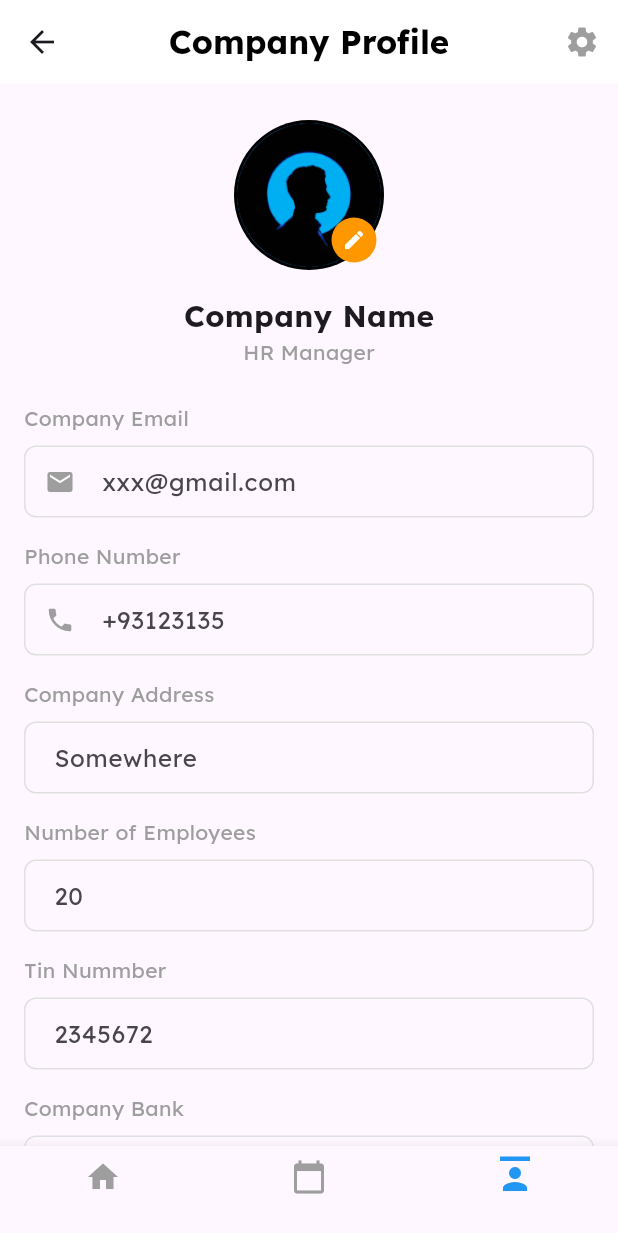
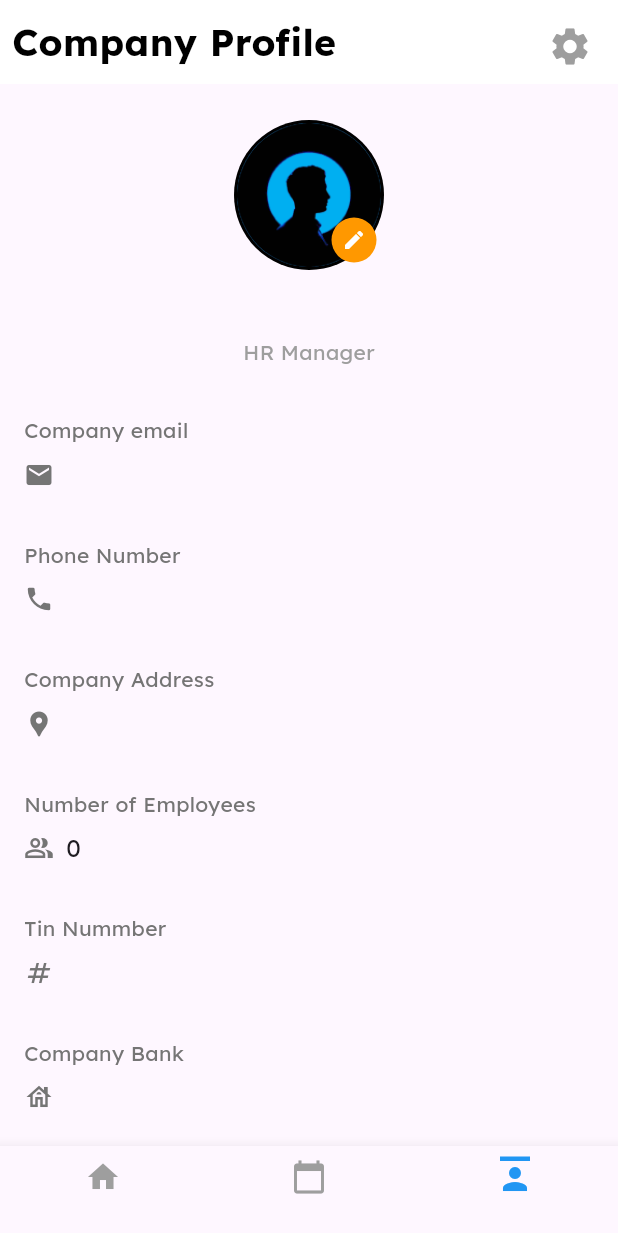
Before and after one commit to yohannesalex/zigba, a Flutter app: the Management screen opened by its route, item 3 of the bottom bar chosen, after a tap on the "settings" icon, on a phone screen of 412 x 824 dp. Shown: the top 1233 px of the screen. Run offline on Flutter 3.47's test engine with Material 3 defaults, Android fonts, the phone set to English and light mode, and no system bars; our stand-ins replace bloc, dartz, equatable, flutter_bloc, get_it, hive and 2 more; accounts and stored records are empty.

Commit message:
added profile page with maintaining state

```diff
--- a/lib/features/auth/Data/repository/auth_repository_impl.dart
+++ b/lib/features/auth/Data/repository/auth_repository_impl.dart
@@ -20,13 +20,13 @@ class AuthRepositoryImpl implements AuthRepository {
   @override
   Future<Either<Failure, Unit>> login(User user) async {
     final result = await localDataSource.getUser(user.email);
-
     return result.fold(
       (failure) => Left(failure), // Pass the failure from the local data source
-      (stored_user) {
-        if (user.password != stored_user.password) {
+      (data) {
+        if (user.password != data.password) {
           return Left(InvalidPasswordFailure());
         }
+
         return const Right(unit);
       },
     );
--- a/lib/features/employee/Data/resource/company_local_data_source.dart
+++ b/lib/features/employee/Data/resource/company_local_data_source.dart
@@ -36,8 +36,10 @@ class CompanyLocalDataSourceImpl implements CompanyLocalDataSource {
       if (data == null) {
         return Left(NotFoundFailure());
       }
-      return Right((data as CompanyModel).toEntity());
+      return Right((CompanyModel.toModel(data)).toEntity());
     } catch (e) {
+      print('hey');
+      print(e);
       return Left(FetchFailure());
     }
   }
--- a/lib/features/employee/presentation/pages/management.dart
+++ b/lib/features/employee/presentation/pages/management.dart
@@ -1,6 +1,15 @@
 import 'package:flutter/material.dart';
+import 'package:flutter_bloc/flutter_bloc.dart';
+import 'package:zigba/features/employee/presentation/pages/profile.dart';
+
+import '../bloc/company_bloc.dart';
+import '../bloc/company_event.dart';
+import 'home.dart';
 
 class Management extends StatefulWidget {
+  final String email;
+  Management({Key? key, required this.email}) : super(key: key);
+
   @override
   State<Management> createState() => _ManagementState();
 }
@@ -72,14 +81,14 @@ class _ManagementState extends State<Management> {
                   columnSpacing: 20,
                   headingRowColor: MaterialStateColor.resolveWith(
                       (states) => Colors.blue.shade50),
-                  columns: [
-                    const DataColumn(label: Text('Employees')),
-                    const DataColumn(label: Text('Net Salary')),
-                    const DataColumn(label: Text('Taxable Earnings')),
-                    const DataColumn(label: Text('Income Tax')),
-                    const DataColumn(label: Text('Pension Tax')),
-                    const DataColumn(label: Text('Gas Pay')),
-                    const DataColumn(label: Text('Actions')),
+                  columns: const [
+                    DataColumn(label: Text('Employees')),
+                    DataColumn(label: Text('Net Salary')),
+                    DataColumn(label: Text('Taxable Earnings')),
+                    DataColumn(label: Text('Income Tax')),
+                    DataColumn(label: Text('Pension Tax')),
+                    DataColumn(label: Text('Gas Pay')),
+                    DataColumn(label: Text('Actions')),
                   ],
                   rows: _buildDataRows(),
                 ),
@@ -95,9 +104,27 @@ class _ManagementState extends State<Management> {
             _currentIndex = index; // Update the current index
           });
           if (index == 0) {
-            Navigator.pushReplacementNamed(context, '/home');
+            context.read<CompanyBloc>().add(GetCompanyEvent(widget.email));
+            Navigator.pushAndRemoveUntil(
+              context,
+              MaterialPageRoute(
+                builder: (context) => HomePage(
+                  email: widget.email,
+                ),
+              ),
+              (route) => false,
+            );
           } else if (index == 2) {
-            Navigator.pushReplacementNamed(context, '/profile');
+            context.read<CompanyBloc>().add(GetCompanyEvent(widget.email));
+            Navigator.pushAndRemoveUntil(
+              context,
+              MaterialPageRoute(
+                builder: (context) => Profile(
+                  email: widget.email,
+                ),
+              ),
+              (route) => false,
+            );
           }
         },
         items: [
--- a/lib/features/employee/presentation/pages/profile.dart
+++ b/lib/features/employee/presentation/pages/profile.dart
@@ -1,34 +1,81 @@
+import 'dart:core';
+
 import 'package:flutter/material.dart';
+import 'package:flutter_bloc/flutter_bloc.dart';
+import 'package:zigba/features/employee/presentation/pages/home.dart';
+import 'package:zigba/features/employee/presentation/pages/management.dart';
+
+import '../bloc/company_bloc.dart';
+import '../bloc/company_event.dart';
+import '../bloc/company_state.dart';
 
 class Profile extends StatefulWidget {
+  final String email;
+
+  Profile({Key? key, required this.email}) : super(key: key);
+
   @override
   State<Profile> createState() => _ProfileState();
 }
 
 class _ProfileState extends State<Profile> {
+  int employeeNumber = 0;
+
   int _currentIndex = 2;
+  String companyEmail = '';
+  String phoneNumber = '';
+  String address = '';
+  String tinNumber = '';
+  String bank = '';
+  String companyName = '';
+
   @override
   Widget build(BuildContext context) {
-    return Scaffold(
+    return BlocListener<CompanyBloc, CompanyState>(
+      listener: (context, state) {
+        if (state is LoadedCompanyState) {
+          setState(() {
+            employeeNumber = state.company.numberOfEmployees;
+            companyName = state.company.name;
+            address = state.company.address;
+            tinNumber = state.company.tinNumber;
+            bank = state.company.bankName;
+            phoneNumber = state.company.phoneNumber;
+            companyEmail = widget.email;
+          });
+        } else {
+          print('error');
+        }
+      },
+      child: Scaffold(
         appBar: AppBar(
           backgroundColor: Colors.white,
           elevation: 0,
-        title: const Text(
+          flexibleSpace: Padding(
+            padding: EdgeInsets.all(8),
+            child: Row(
+              mainAxisAlignment: MainAxisAlignment.spaceBetween,
+              children: [
+                const Text(
                   'Company Profile',
                   style: TextStyle(
                       color: Colors.black,
                       fontWeight: FontWeight.bold,
+                      fontSize: 25),
                 ),
+                IconButton(
+                  icon: const Icon(
+                    Icons.settings,
+                    color: Colors.grey,
+                    size: 30,
                   ),
-        centerTitle: true,
-        actions: [
-          IconButton(
-            icon: const Icon(Icons.settings, color: Colors.grey),
                   onPressed: () {
                     // Handle settings action
                   },
                 ),
               ],
+            ),
+          ),
         ),
         body: SingleChildScrollView(
           padding: const EdgeInsets.symmetric(horizontal: 16, vertical: 24),
@@ -58,9 +105,9 @@ class _ProfileState extends State<Profile> {
                 ],
               ),
               const SizedBox(height: 16),
-            const Text(
-              'Company Name',
-              style: TextStyle(
+              Text(
+                companyName,
+                style: const TextStyle(
                   fontSize: 20,
                   fontWeight: FontWeight.bold,
                 ),
@@ -73,39 +120,32 @@ class _ProfileState extends State<Profile> {
                 ),
               ),
               const SizedBox(height: 24),
-            _buildTextField(
-              label: 'Company Email',
-              icon: Icons.email,
-              hintText: 'xxx@gmail.com',
+              _buildInfoItem('Company email', companyEmail, Icons.email),
+              const SizedBox(height: 16),
+              _buildInfoItem(
+                'Phone Number',
+                phoneNumber,
+                Icons.phone,
               ),
               const SizedBox(height: 16),
-            _buildTextField(
-              label: 'Phone Number',
-              icon: Icons.phone,
-              hintText: '+93123135',
+              _buildInfoItem('Company Address', address, Icons.location_pin),
+              const SizedBox(height: 16),
+              _buildInfoItem(
+                'Number of Employees',
+                employeeNumber.toString(),
+                Icons.people_alt_outlined,
               ),
               const SizedBox(height: 16),
-            _buildTextField(
-              label: 'Company Address',
-              hintText: 'Somewhere',
+              _buildInfoItem(
+                'Tin Nummber',
+                tinNumber,
+                Icons.numbers_outlined,
               ),
               const SizedBox(height: 16),
-            _buildTextField(
-              label: 'Number of Employees',
-              hintText: '20',
-              isNumeric: true,
-            ),
-            const SizedBox(height: 16),
-            _buildTextField(
-              label: 'Tin Nummber',
-              hintText: '2345672',
-              isNumeric: true,
-            ),
-            const SizedBox(height: 16),
-            _buildTextField(
-              label: 'Company Bank',
-              hintText: 'Abyssinia',
-              isNumeric: true,
+              _buildInfoItem(
+                'Company Bank',
+                bank,
+                Icons.house_outlined,
               ),
             ],
           ),
@@ -117,9 +157,27 @@ class _ProfileState extends State<Profile> {
               _currentIndex = index; // Update the current index
             });
             if (index == 0) {
-            Navigator.pushReplacementNamed(context, '/home');
+              context.read<CompanyBloc>().add(GetCompanyEvent(widget.email));
+              Navigator.pushAndRemoveUntil(
+                context,
+                MaterialPageRoute(
+                  builder: (context) => HomePage(
+                    email: widget.email,
+                  ),
+                ),
+                (route) => false,
+              );
             } else if (index == 1) {
-            Navigator.pushReplacementNamed(context, '/management');
+              context.read<CompanyBloc>().add(GetCompanyEvent(widget.email));
+              Navigator.pushAndRemoveUntil(
+                context,
+                MaterialPageRoute(
+                  builder: (context) => Management(
+                    email: widget.email,
+                  ),
+                ),
+                (route) => false,
+              );
             }
           },
           items: [
@@ -166,49 +224,40 @@ class _ProfileState extends State<Profile> {
           selectedItemColor: Colors.blue,
           unselectedItemColor: Colors.grey,
         ),
+      ),
     );
   }
 
-  Widget _buildTextField({
-    required String label,
-    String? hintText,
-    IconData? icon,
-    bool isNumeric = false,
-  }) {
-    return Column(
+  Widget _buildInfoItem(String label, String value, IconData icon) {
+    return Padding(
+      padding: const EdgeInsets.symmetric(vertical: 8),
+      child: Column(
         crossAxisAlignment: CrossAxisAlignment.start,
         children: [
           Text(
             label,
-          style: const TextStyle(
+            style: TextStyle(
+              color: Colors.grey[600],
               fontSize: 14,
-            color: Colors.grey,
             ),
           ),
           const SizedBox(height: 8),
-        TextField(
-          keyboardType: isNumeric ? TextInputType.number : TextInputType.text,
-          decoration: InputDecoration(
-            prefixIcon:
-                icon != null ? Icon(icon, size: 20, color: Colors.grey) : null,
-            hintText: hintText,
-            contentPadding:
-                const EdgeInsets.symmetric(vertical: 12, horizontal: 16),
-            border: OutlineInputBorder(
-              borderRadius: BorderRadius.circular(8),
-              borderSide: BorderSide(color: Colors.grey.shade300),
-            ),
-            enabledBorder: OutlineInputBorder(
-              borderRadius: BorderRadius.circular(8),
-              borderSide: BorderSide(color: Colors.grey.shade300),
-            ),
-            focusedBorder: OutlineInputBorder(
-              borderRadius: BorderRadius.circular(8),
-              borderSide: const BorderSide(color: Colors.blue),
+          Row(
+            children: [
+              Icon(icon, size: 20, color: Colors.grey[600]),
+              const SizedBox(width: 8),
+              Expanded(
+                child: Text(
+                  value,
+                  style: const TextStyle(
+                    fontSize: 16,
                   ),
                 ),
               ),
             ],
+          ),
+        ],
+      ),
     );
   }
 }
```
Also changed, not shown: lib/features/auth/Data/resource/local_resource.dart (+7 -3 lines), lib/features/auth/presentation/pages/login.dart (+16 -1 lines), lib/features/auth/presentation/pages/welcome.dart (+4 -4 lines), lib/features/employee/Data/models/company_model.dart (+12 -0 lines), lib/features/employee/presentation/pages/company_register.dart (+13 -2 lines), lib/features/employee/presentation/pages/home.dart (+45 -22 lines), lib/main.dart (+8 -4 lines). Lines whose indentation alone changed are shown as unchanged.
